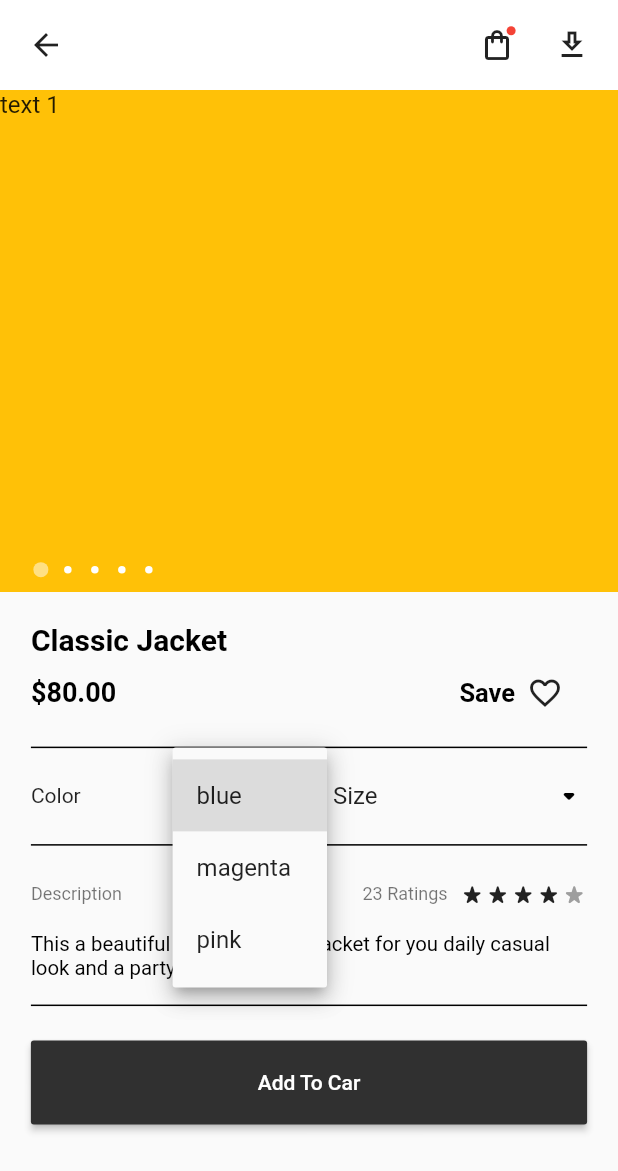
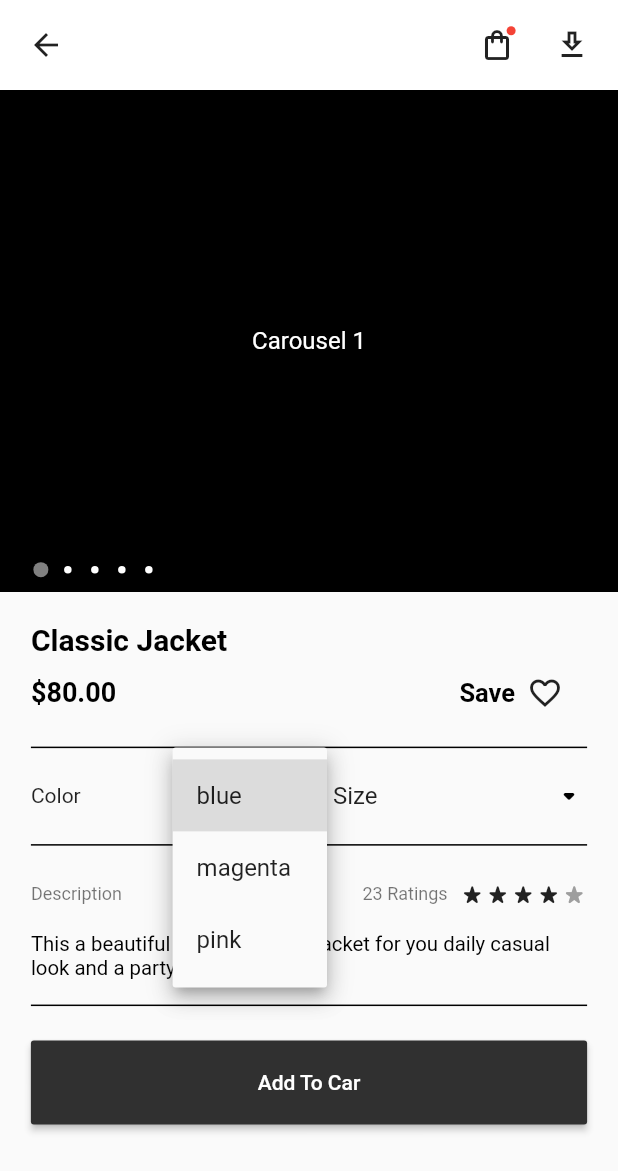
Before and after one commit to DalexisValencia/women-shop, a Flutter app: the screen it shows after launch, after a tap on "blue", on a phone screen of 412 x 824 dp. Shown: the top 1171 px of the screen. Run offline on Flutter 3.47's test engine with Material 2 defaults, Android fonts, the phone set to English and light mode, and no system bars; drawn by our look-alikes of carousel_slider; our stand-ins replace bloc, flutter_bloc, video_player; network calls fail.

Commit message:
Fondo predeterminado para los contenidos de la galeria

```diff
--- /dev/null
+++ b/lib/screens/details/carousel/description_carouselImage.dart
@@ -0,0 +1,26 @@
+import 'package:flutter/material.dart';
+
+class DescriptionCarouselImg extends StatelessWidget {
+  final int index;
+  const DescriptionCarouselImg({Key key, this.index}) : super(key: key);
+
+  @override
+  Widget build(BuildContext context) {
+    return Container(
+      width: MediaQuery.of(context).size.width,
+      // margin: EdgeInsets.symmetric(horizontal: 5.0),
+      decoration: BoxDecoration(
+        color: Colors.black,
+      ),
+      child: Center(
+        child: Text(
+          'Carousel $index',
+          style: TextStyle(
+            fontSize: 16.0,
+            color: Colors.white,
+          ),
+        ),
+      ),
+    );
+  }
+}
--- a/lib/screens/details/carousel/description_carouselVideo.dart
+++ b/lib/screens/details/carousel/description_carouselVideo.dart
@@ -80,7 +80,16 @@ class _DescriptionCarouselVideoState extends State<DescriptionCarouselVideo>
                       // image: DecorationImage(
                       //   image: AssetImage(""),
                       // ),
-                      color: Colors.amber[500],
+                      color: Colors.black,
+                    ),
+                    child: Center(
+                      child: Text(
+                        'Preview Image',
+                        style: TextStyle(
+                          fontSize: 16.0,
+                          color: Colors.white,
+                        ),
+                      ),
                     ),
                   )
                 : _controller.value.isInitialized
--- a/lib/screens/details/carousel/description_carouselWrapper.dart
+++ b/lib/screens/details/carousel/description_carouselWrapper.dart
@@ -3,6 +3,7 @@ import 'package:flutter/material.dart';
 import 'package:carousel_slider/carousel_slider.dart';
 import 'package:women_shop/constants/conts.dart';
 import 'package:women_shop/screens/details/carousel/description_carouselDot.dart';
+import 'package:women_shop/screens/details/carousel/description_carouselImage.dart';
 import 'package:women_shop/screens/details/carousel/description_carouselVideo.dart';
 
 class DetailsCarouselSliderWrapper extends StatefulWidget {
@@ -45,15 +46,7 @@ class _DetailsCarouselSliderWrapperState
                 return Builder(
                   builder: (BuildContext context) {
                     return i != 3
-                        ? Container(
-                            width: MediaQuery.of(context).size.width,
-                            // margin: EdgeInsets.symmetric(horizontal: 5.0),
-                            decoration: BoxDecoration(color: Colors.amber),
-                            child: Text(
-                              'text $i',
-                              style: TextStyle(fontSize: 16.0),
-                            ),
-                          )
+                        ? DescriptionCarouselImg(index: i)
                         : DescriptionCarouselVideo();
                   },
                 );
```
